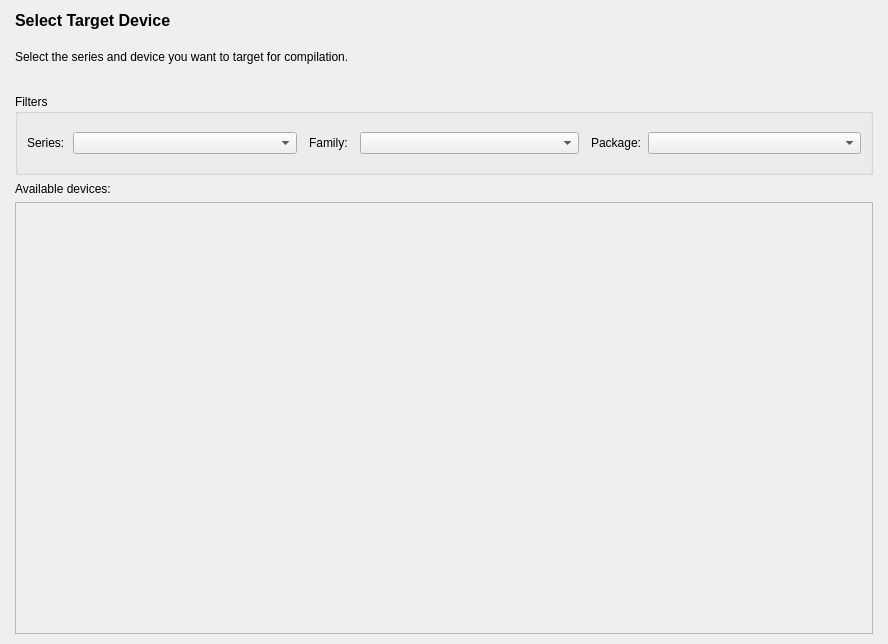
This is src/NewProject/device_planner_form.ui in os-fpga/FOEDAG as Qt 5 draws it before an edit. The edited form follows.
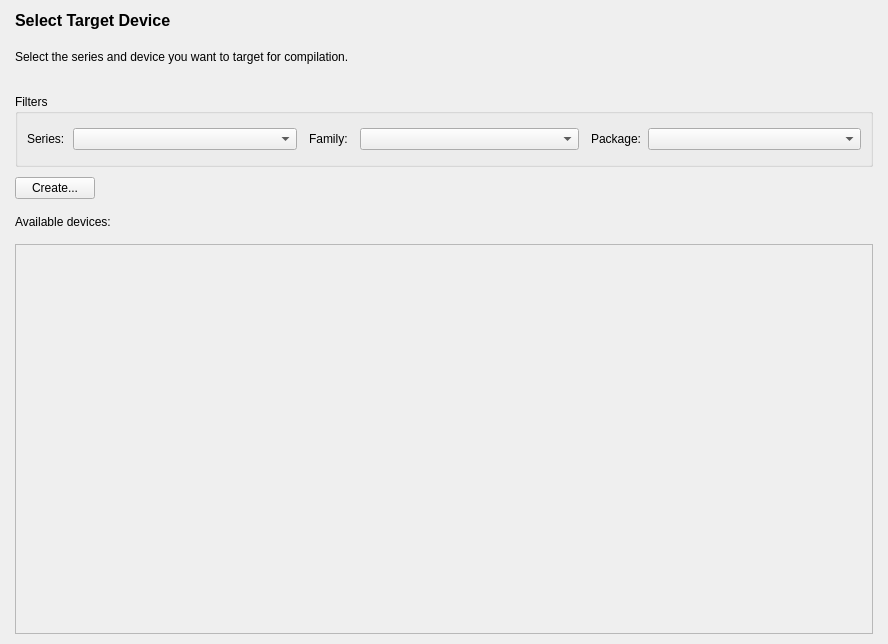
This is the edited form. Icons and pictures are not drawn.

Commit message:
Allow user to create custom device based off the existing ones (#1509)
Allow user to create custom device

```diff
--- a/src/NewProject/device_planner_form.ui
+++ b/src/NewProject/device_planner_form.ui
@@ -54,9 +54,9 @@
     </widget>
    </item>
    <item>
-    <layout class="QVBoxLayout" name="verticalLayout_2" stretch="15,5,80">
+    <layout class="QVBoxLayout" name="verticalLayout_2" stretch="15,0,5,80">
      <property name="spacing">
-      <number>0</number>
+      <number>10</number>
      </property>
      <property name="topMargin">
       <number>10</number>
@@ -124,6 +124,43 @@
        </layout>
       </widget>
      </item>
+     <item>
+      <layout class="QHBoxLayout" name="horizontalLayout_5">
+       <property name="topMargin">
+        <number>0</number>
+       </property>
+       <item>
+        <widget class="QPushButton" name="pushButtonCreate">
+         <property name="text">
+          <string>Create...</string>
+         </property>
+         <property name="icon">
+          <iconset resource="../MainWindow/main_window_resource.qrc">
+           <normaloff>:/images/add-circle.png</normaloff>:/images/add-circle.png</iconset>
+         </property>
+         <property name="iconSize">
+          <size>
+           <width>18</width>
+           <height>18</height>
+          </size>
+         </property>
+        </widget>
+       </item>
+       <item>
+        <spacer name="horizontalSpacer">
+         <property name="orientation">
+          <enum>Qt::Horizontal</enum>
+         </property>
+         <property name="sizeHint" stdset="0">
+          <size>
+           <width>40</width>
+           <height>20</height>
+          </size>
+         </property>
+        </spacer>
+       </item>
+      </layout>
+     </item>
      <item>
       <widget class="QLabel" name="label">
        <property name="text">
```
Left out of the diff: 4 changed lines with no effect on the pictures. The commit also changes 16 other files.
